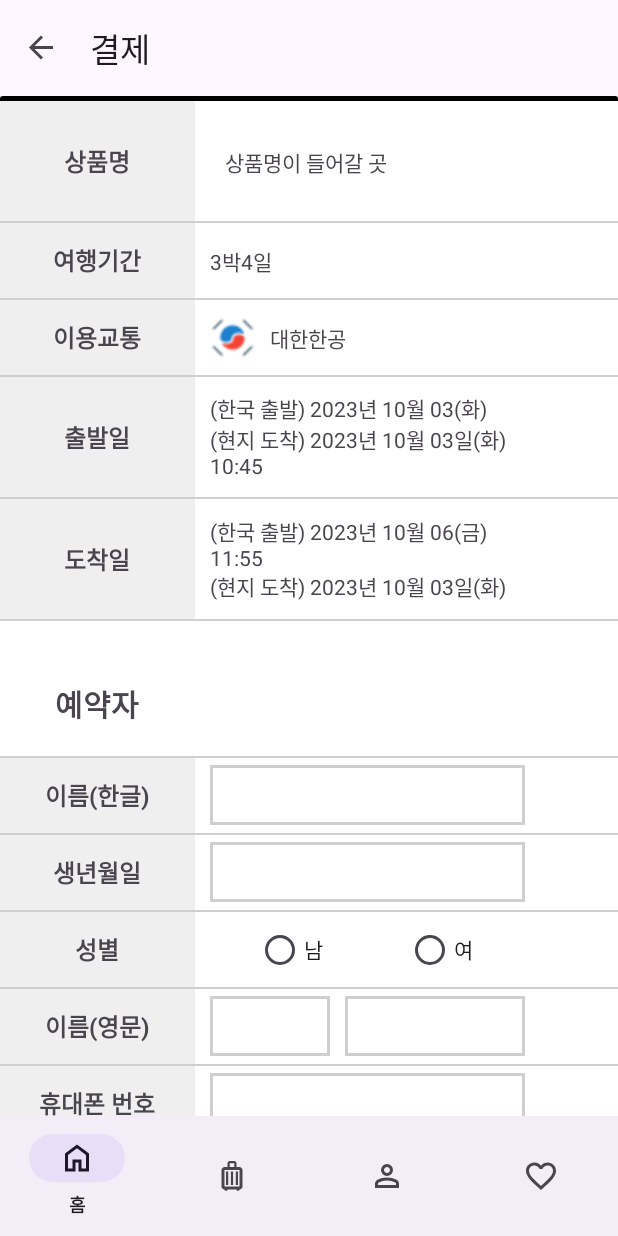
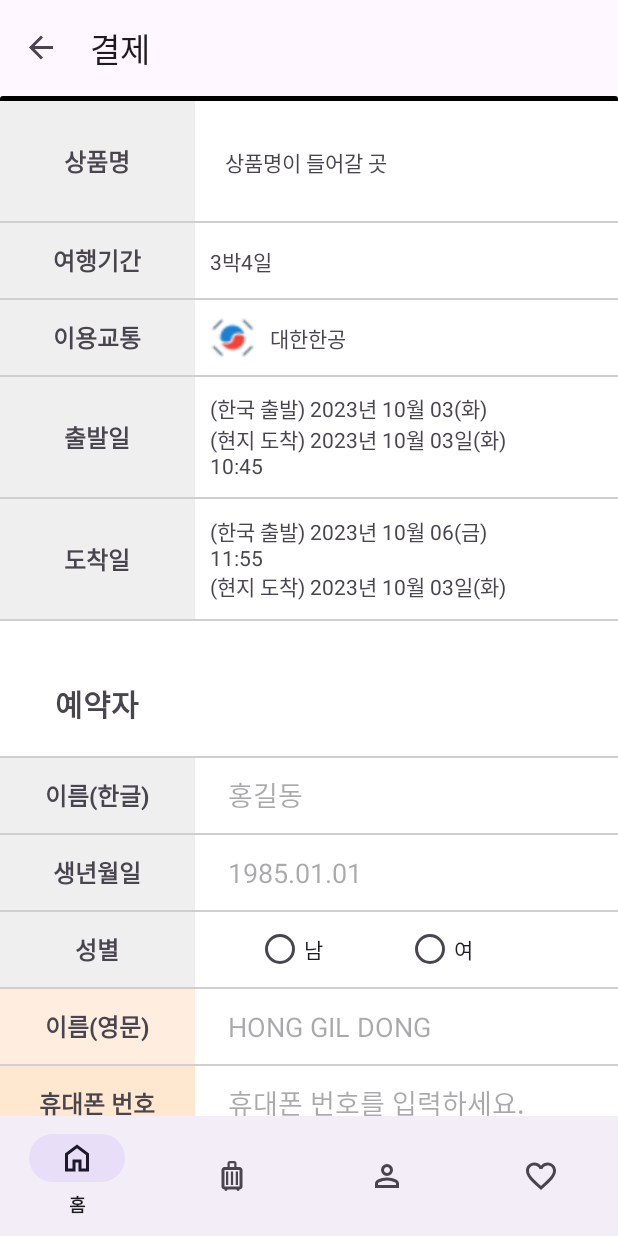
Before and after one commit to decagramaton/SecondMiniProject, an Android app: the PaymentFragment screen opened through its navigation route, on a phone screen of 412 x 824 dp. Run offline under Robolectric (Android 15) with nearby library versions, the phone set to English and light mode, and no system bars; our stand-ins replace navigation-ui.

```diff
--- /dev/null
+++ b/app/src/main/java/com/example/secondminiproject/ui/home/HomeBannerAdapter.java
@@ -0,0 +1,31 @@
+package com.example.secondminiproject.ui.home;
+
+import android.os.Bundle;
+
+import androidx.annotation.NonNull;
+import androidx.fragment.app.Fragment;
+import androidx.fragment.app.FragmentActivity;
+import androidx.viewpager2.adapter.FragmentStateAdapter;
+
+public class HomeBannerAdapter extends FragmentStateAdapter {
+    public HomeBannerAdapter(@NonNull FragmentActivity fragmentActivity){
+        super(fragmentActivity);
+    }
+    @NonNull
+    @Override
+    //각 페이지로 넘어갈때의 fragment가 뭐야? 무슨페이지야?
+    public Fragment createFragment(int position) {
+        PageFragment pageFragment = new PageFragment();
+        Bundle bundle = new Bundle();
+        bundle.putInt("pageNo",position+1);
+        pageFragment.setArguments(bundle);
+
+        return pageFragment;
+    }
+
+    @Override
+    public int getItemCount() {
+        // 몇개를 돌릴거야? 지금 예시에서는 5개!
+        return 5;
+    }
+}
--- a/app/src/main/java/com/example/secondminiproject/ui/HomeFragment.java
+++ b/app/src/main/java/com/example/secondminiproject/ui/home/HomeFragment.java
@@ -1,10 +1,11 @@
-package com.example.secondminiproject.ui;
+package com.example.secondminiproject.ui.home;
 
 import android.os.Bundle;
 
 import androidx.annotation.NonNull;
 import androidx.core.view.MenuProvider;
 import androidx.fragment.app.Fragment;
+import androidx.fragment.app.FragmentActivity;
 import androidx.lifecycle.Lifecycle;
 import androidx.navigation.NavController;
 import androidx.navigation.fragment.NavHostFragment;
@@ -17,10 +18,14 @@ import android.view.MenuItem;
 import android.view.View;
 import android.view.ViewGroup;
 
+import com.example.secondminiproject.MainActivity;
 import com.example.secondminiproject.R;
 import com.example.secondminiproject.databinding.FragmentHomeBinding;
 import com.example.secondminiproject.datastore.AppKeyValueStore;
 import com.example.secondminiproject.dto.Product;
+import com.example.secondminiproject.ui.ProductAdapter;
+import com.google.android.material.tabs.TabLayout;
+import com.google.android.material.tabs.TabLayoutMediator;
 
 import java.util.Random;
 
@@ -40,9 +45,14 @@ public class HomeFragment extends Fragment {
         // 추천 여행 상품 목록 출력
         initRecyclerView();
 
+        //상단 배너
+        initPagerView();
+
 
         return binding.getRoot();
     }
+
+
 
     private void initHeaderMenu() {
         MenuProvider menuProvider = new MenuProvider() {
@@ -120,7 +130,20 @@ public class HomeFragment extends Fragment {
         binding.recyclerView.setAdapter(productAdapter);
     }
 
+    private void initPagerView() {
+        HomeBannerAdapter homeBannerAdapter = new HomeBannerAdapter(this.getActivity());
+        binding.homeBanner.setAdapter(homeBannerAdapter);
 
+        //이게 있어야 배너광고의 점이 보임
+       /* TabLayoutMediator tabLayoutMediator = new TabLayoutMediator(
+                binding.tabLayout, binding.homeBanner, new TabLayoutMediator.TabConfigurationStrategy() {
+            @Override
+            public void onConfigureTab(@NonNull TabLayout.Tab tab, int position) {
+
+            }
+        });
+        tabLayoutMediator.attach();*/
+    }
 
 
 }
--- /dev/null
+++ b/app/src/main/java/com/example/secondminiproject/ui/home/PageFragment.java
@@ -0,0 +1,51 @@
+package com.example.secondminiproject.ui.home;
+
+import android.os.Bundle;
+import android.view.LayoutInflater;
+import android.view.View;
+import android.view.ViewGroup;
+
+import androidx.fragment.app.Fragment;
+
+import com.example.secondminiproject.R;
+import com.example.secondminiproject.databinding.FragmentPageBinding;
+
+
+public class PageFragment extends Fragment {
+    private static final String TAG = "PageFragment";
+    private FragmentPageBinding binding;
+
+    @Override
+    public View onCreateView(LayoutInflater inflater, ViewGroup container,
+                             Bundle savedInstanceState) {
+        binding = FragmentPageBinding.inflate(inflater);
+
+        //전달 데이터 받기(페이지 번호 받기)
+        Bundle bundle = getArguments();
+        int pageNo = bundle.getInt("pageNo");
+
+        //페이지 별로 UI 세팅
+        initUIByPageNo(pageNo);
+
+
+        return binding.getRoot();
+    }
+
+    private void initUIByPageNo(int pageNo) {
+        for(int i=0; i<pageNo;i++){
+            if(i==0){
+                binding.imageView3.setImageResource(R.drawable.ggomong);
+            }else if(i==1){
+                binding.imageView3.setImageResource(R.drawable.banner1);
+            }else if(i==2){
+                binding.imageView3.setImageResource(R.drawable.banner2);
+            }else if(i==3){
+                binding.imageView3.setImageResource(R.drawable.banner3);
+            }else if(i==4){
+                binding.imageView3.setImageResource(R.drawable.banner4);
+            }
+        }
+
+    }
+
+}
--- /dev/null
+++ b/app/src/main/res/drawable/tab_selector.xml
@@ -0,0 +1,5 @@
+<?xml version="1.0" encoding="utf-8"?>
+<selector xmlns:android="http://schemas.android.com/apk/res/android">
+    <item android:state_selected="true" android:drawable="@drawable/ic_plane_24dp"/>
+    <item android:drawable="@drawable/default_dot"/>
+</selector>
--- a/app/src/main/res/layout/fragment_payment.xml
+++ b/app/src/main/res/layout/fragment_payment.xml
@@ -181,7 +181,6 @@
                         android:layout_marginLeft="10dp"
                         android:gravity="center_vertical"
                         android:text="(한국 출발) 2023년 10월 06(금) \n11:55 \n(현지 도착) 2023년 10월 03일(화)" />
-                    />
 
                 </LinearLayout>
 
@@ -231,14 +230,15 @@
                         android:textSize="16sp"
                         android:textStyle="bold" />
 
-                    <TextView
+                    <EditText
                         android:id="@+id/reservation_name"
                         android:layout_width="210dp"
-                        android:layout_height="40dp"
+                        android:layout_height="match_parent"
                         android:layout_gravity="center"
                         android:layout_marginLeft="10dp"
-                        android:background="@drawable/border"
-                        android:text="" />
+                        android:padding="12dp"
+                        android:background="@null"
+                        android:hint="홍길동" />
 
 
                 </LinearLayout>
@@ -263,14 +263,15 @@
                         android:textSize="16sp"
                         android:textStyle="bold" />
 
-                    <TextView
+                    <EditText
                         android:id="@+id/reservation_birth"
                         android:layout_width="210dp"
-                        android:layout_height="40dp"
+                        android:layout_height="match_parent"
                         android:layout_gravity="center"
                         android:layout_marginLeft="10dp"
-                        android:background="@drawable/border"
-                        android:text="" />
+                        android:padding="12dp"
+                        android:background="@null"
+                        android:hint="1985.01.01" />
 
                 </LinearLayout>
 
@@ -303,12 +304,12 @@
 
                         <RadioButton
                             android:layout_width="100dp"
-                            android:layout_height="30dp"
+                            android:layout_height="wrap_content"
                             android:text="남" />
 
                         <RadioButton
                             android:layout_width="100dp"
-                            android:layout_height="30dp"
+                            android:layout_height="wrap_content"
                             android:text="여" />
                     </RadioGroup>
                 </LinearLayout>
@@ -326,28 +327,21 @@
                     <TextView
                         android:layout_width="130dp"
                         android:layout_height="50dp"
-                        android:background="#10000000"
+                        android:background="#20FF6F0F"
                         android:gravity="center"
                         android:text="이름(영문)"
                         android:textSize="16sp"
                         android:textStyle="bold" />
 
-                    <TextView
+                    <EditText
                         android:id="@+id/reservation_EN_FamilyName"
-                        android:layout_width="80dp"
-                        android:layout_height="40dp"
+                        android:layout_width="230dp"
+                        android:layout_height="match_parent"
                         android:layout_marginLeft="10dp"
                         android:layout_gravity="center"
-                        android:background="@drawable/border"
-                        android:text="" />
-                    <TextView
-                        android:id="@+id/reservation_EN_LastName"
-                        android:layout_width="120dp"
-                        android:layout_height="40dp"
-                        android:layout_marginLeft="10dp"
-                        android:layout_gravity="center"
-                        android:background="@drawable/border"
-                        android:text="" />
+                        android:padding="12dp"
+                        android:background="@null"
+                        android:hint="HONG GIL DONG" />
 
                 </LinearLayout>
 
@@ -364,20 +358,21 @@
                     <TextView
                         android:layout_width="130dp"
                         android:layout_height="50dp"
-                        android:background="#10000000"
+                        android:background="#30FF8400"
                         android:gravity="center"
                         android:text="휴대폰 번호"
                         android:textSize="16sp"
                         android:textStyle="bold" />
 
-                    <TextView
+                    <EditText
                         android:id="@+id/reservation_phone"
-                        android:layout_width="210dp"
-                        android:layout_height="40dp"
+                        android:layout_width="230dp"
+                        android:layout_height="match_parent"
                         android:layout_marginLeft="10dp"
                         android:layout_gravity="center"
-                        android:background="@drawable/border"
-                        android:text="" />
+                        android:padding="12dp"
+                        android:background="@null"
+                        android:hint="휴대폰 번호를 입력하세요."/>
 
 
                 </LinearLayout>
@@ -557,12 +552,13 @@
 
                 </LinearLayout>
                 <Button
-                    android:layout_width="match_parent"
+                    android:layout_width="320dp"
                     android:layout_height="60dp"
-                    android:backgroundTint="#FF6F0F"
-                    android:text="예약하기"
+                    android:backgroundTint="#FF8400"
+                    android:text="@string/reservation_btn"
                     android:textSize="20dp"
-                    android:textStyle="bold"/>
+                    android:textStyle="bold"
+                    android:layout_gravity="center_horizontal"/>
 
             </LinearLayout>
         </androidx.cardview.widget.CardView>
--- a/app/src/main/res/navigation/nav_graph.xml
+++ b/app/src/main/res/navigation/nav_graph.xml
@@ -7,7 +7,7 @@
 
     <fragment
         android:id="@+id/dest_home"
-        android:name="com.example.secondminiproject.ui.HomeFragment"
+        android:name="com.example.secondminiproject.ui.home.HomeFragment"
         android:label="홈화면"
         tools:layout="@layout/fragment_home" >
         <action
--- a/app/src/main/res/values/strings.xml
+++ b/app/src/main/res/values/strings.xml
@@ -3,4 +3,5 @@
     <!-- TODO: Remove or change this placeholder text -->
     <string name="hello_blank_fragment">Hello blank fragment</string>
     <string name="travel_detail_content">마리앙뚜아네트가 형장의 이슬로 사라진 [콩코드 광장] 차창관광 ▪ 나폴레옹의 전승 기념으로 세워진 [개선문] ▪ 엘리제의 들판이라는 뜻의 [샹제리제 거리] 등 시내관광 ⠀　　 ▶추천선택관광: 파리 에펠탑 2층 전망대  세느강 유람선 야간탑승(110유로) ※ 에펠탑 전망대 등정이 불가할 경우 몽파르나스타워 전망대 등정으로 대체 될 수 있습니다.</string>
+    <string name="reservation_btn">예약하기</string>
 </resources>
```
Also changed, not shown: app/src/main/res/drawable/default_dot.xml (added, +8 -0 lines), app/src/main/res/layout/fragment_home.xml (+44 -11 lines), app/src/main/res/layout/fragment_page.xml (added, +19 -0 lines), app/src/main/res/drawable/banner1.jpg (added), app/src/main/res/drawable/banner2.jpg (added), app/src/main/res/drawable/banner3.jpg (added), app/src/main/res/drawable/banner4.jpg (added), app/src/main/res/drawable/ggomong.png (added), app/src/main/res/drawable/ic_plane_24dp.png (added).
